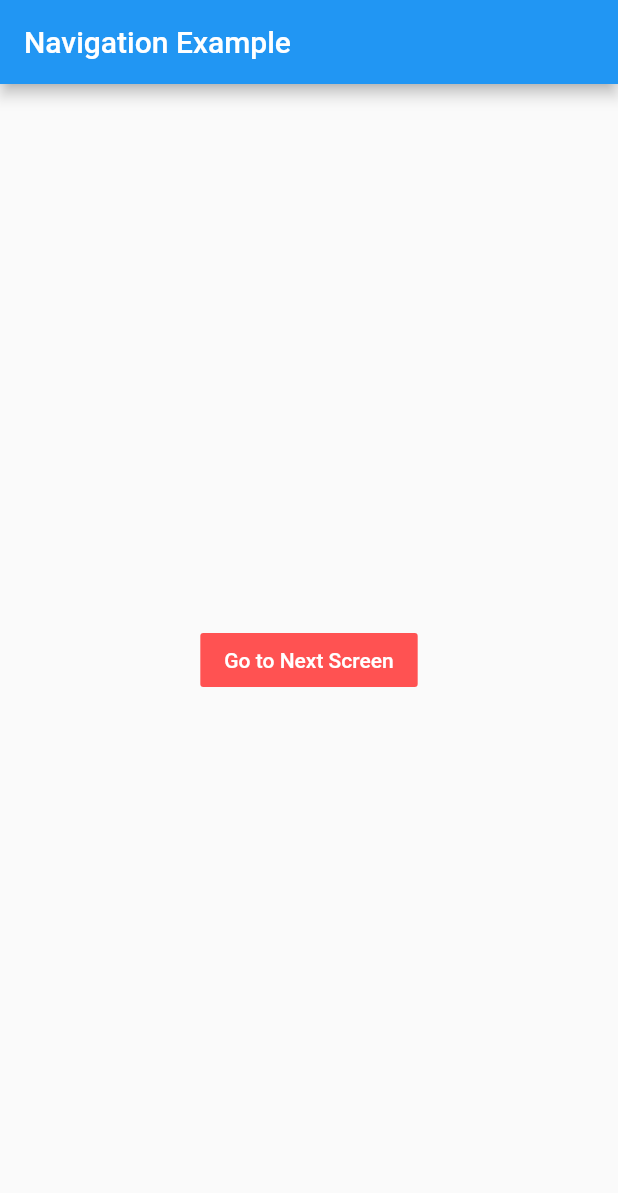
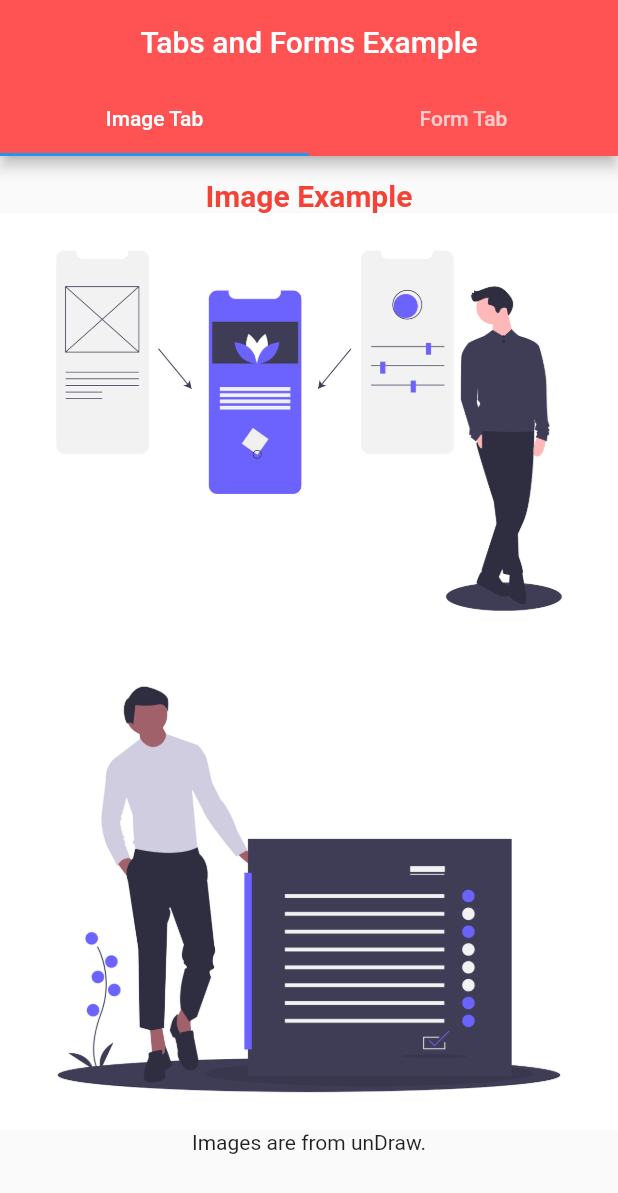
Before and after one commit to bugudiramu/allaboutflutterblog, a Flutter app: the screen it shows after launch, on a phone screen of 412 x 824 dp. Shown: the top 1193 px of the screen. Run offline on Flutter 3.47's test engine with Material 2 defaults, Android fonts, the phone set to English and light mode, and no system bars.

Commit message:
added tab_forms.dart

```diff
--- a/lib/main.dart
+++ b/lib/main.dart
@@ -1,11 +1,16 @@
-import 'package:allaboutflutterblog/tuts/navigation.dart';
+import 'package:allaboutflutterblog/tuts/tabs_forms.dart';
 import 'package:flutter/material.dart';
 
 void main() {
   runApp(
     MaterialApp(
-      home: FirstScreen(),
+      home: TabsForms(),
       debugShowCheckedModeBanner: false,
+      // Showing the Themes we will talk themes in later part of the tutorial
+      theme: ThemeData(
+        primaryColor: Colors.red,
+        primarySwatch: Colors.blue,
+      ),
     ),
   );
 }
--- /dev/null
+++ b/lib/tuts/tabs_forms.dart
@@ -0,0 +1,149 @@
+
+
+import 'package:flutter/material.dart';
+
+class TabsForms extends StatefulWidget {
+  @override
+  _TabsFormsState createState() => _TabsFormsState();
+}
+
+class _TabsFormsState extends State<TabsForms> {
+  // Global key holds the state of the form which is used to controll when submitting the form by checking validation
+  GlobalKey<FormState> _formKey = GlobalKey<FormState>();
+  // TextEditingController is used to control the text field
+  TextEditingController _emailController = TextEditingController();
+  TextEditingController _passwordController = TextEditingController();
+
+  @override
+  Widget build(BuildContext context) {
+    // Using DefaultTabController is the simplest option, since it creates a TabController and makes it available to all descendant widgets.
+    // In Appbar use bottom and provide with the Tabs In the body section return the functionality of the tabs
+    return DefaultTabController(
+      length: 2,
+      initialIndex: 0,
+      child: Scaffold(
+        appBar: AppBar(
+          centerTitle: true,
+          title: Text("Tabs and Forms Example"),
+          backgroundColor: Colors.redAccent,
+          // When a tab is selected, it needs to display content. You can create tabs using the TabBar widget.
+          bottom: TabBar(
+            tabs: <Widget>[
+              Tab(
+                child: Text("Image Tab"),
+              ),
+              Tab(
+                child: Text("Form Tab"),
+              ),
+            ],
+          ),
+        ),
+        // content for each tab
+        body: TabBarView(
+          children: <Widget>[
+            // ListView helps us to scroll
+            ListView(
+              children: <Widget>[
+                Container(
+                  alignment: Alignment.center,
+                  padding: const EdgeInsets.only(top: 15.0),
+                  child: Text(
+                    "Image Example",
+                    style: TextStyle(
+                        fontSize: 20.0,
+                        color: Colors.red,
+                        fontWeight: FontWeight.bold),
+                  ),
+                ),
+                Center(
+                  // Dont forget to add the image path in pubspec.yaml file
+                  child: Image.asset("images/img1.png"),
+                ),
+                Center(
+                  child: Image.asset("images/img2.png"),
+                ),
+                Center(child: Text("Images are from unDraw."))
+              ],
+            ),
+            Padding(
+              padding: const EdgeInsets.all(15.0),
+              child: Form(
+                key: _formKey,
+                child: Center(
+                  child: Column(
+                    mainAxisAlignment: MainAxisAlignment.center,
+                    children: <Widget>[
+                      // The TextFormField widget renders a material design text field and can display validation errors when they occur.
+                      TextFormField(
+                        // input type should be email type
+                        keyboardType: TextInputType.emailAddress,
+                        // checking whether the textfield is empty or invalid input field we will provide a warning
+                        validator: (val) {
+                          if (val.isEmpty) {
+                            return "Please provide Email";
+                          }
+                        },
+                        controller: _emailController,
+                        // When typing is completed we assign the text in the input field to val which is further checks for the validation
+                        onSaved: (val) {
+                          _emailController.text = val;
+                        },
+                        autocorrect: true,
+                        decoration: InputDecoration(
+                          hintText: "Enter Your Email",
+                          labelText: "Email",
+                        ),
+                      ),
+                      TextFormField(
+                        validator: (val) {
+                          if (val.isEmpty) {
+                            return "Please provide Password";
+                          } else if (val.length < 6) {
+                            return "Password must be greater than 6 characters";
+                          }
+                        },
+                        // places dots instead of characters the lettes when we are typing
+                        obscureText: true,
+                        controller: _passwordController,
+                        onSaved: (val) {
+                          _passwordController.text = val;
+                        },
+                        autocorrect: true,
+                        decoration: InputDecoration(
+                          hintText: "Enter Your Password",
+                          labelText: "Password",
+                        ),
+                      ),
+                      Padding(
+                        padding: const EdgeInsets.only(bottom: 10.0, top: 10.0),
+                      ),
+                      MaterialButton(
+                        color: Colors.redAccent,
+                        child: Text(
+                          "Submit",
+                          style: TextStyle(color: Colors.white),
+                        ),
+                        onPressed: () {
+                          // checks the validation
+                          _validateForm();
+                        },
+                      ),
+                    ],
+                  ),
+                ),
+              ),
+            ),
+          ],
+        ),
+      ),
+    );
+  }
+
+  void _validateForm() {
+    // checks the current state of the form and validate it then we save the form and clears when submit button is pressed.
+    if (_formKey.currentState.validate()) {
+      _formKey.currentState.save();
+      _formKey.currentState.reset();
+    }
+  }
+}
```
Also changed, not shown: pubspec.yaml (+3 -7 lines), images/img1.png (added), images/img2.png (added).
